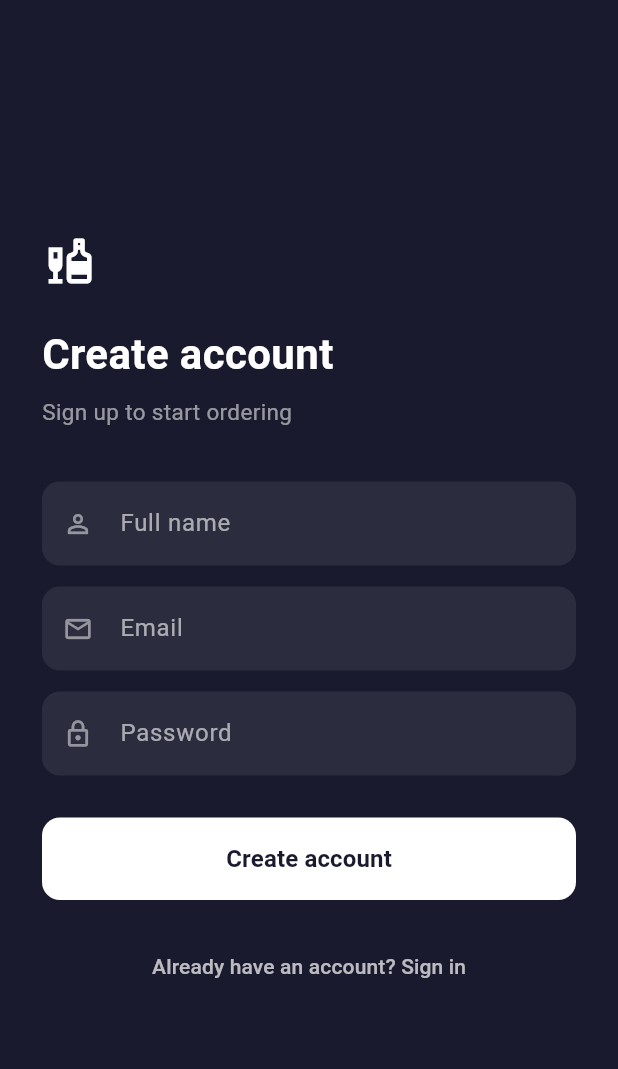
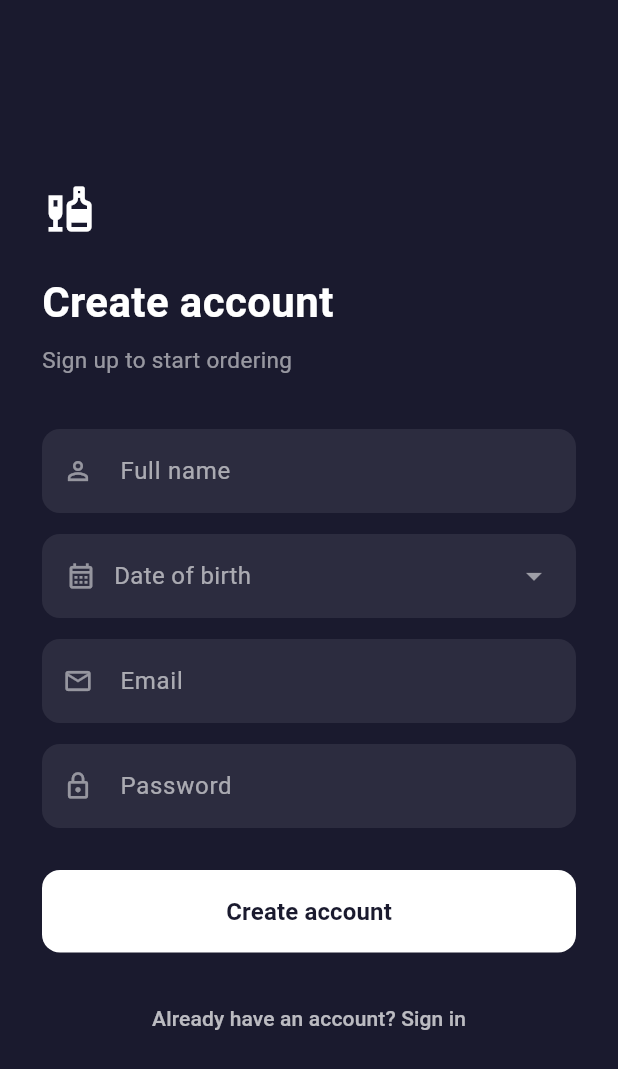
Before and after one commit to kahenyamercy/urban_liquor_parlor, a Flutter app: the LoginScreen screen opened directly, after a tap on "Sign in", after a tap on "Don't have an account? Register", on a phone screen of 412 x 824 dp. Shown: the top 1069 px of the screen. Run offline on Flutter 3.47's test engine with Material 3 defaults, Android fonts, the phone set to English and light mode, and no system bars; our stand-ins replace supabase_flutter, webview_flutter; accounts and stored records are empty; statements that could not run were skipped.

Commit message:
Update login screen

```diff
--- a/lib/screens/login_screen.dart
+++ b/lib/screens/login_screen.dart
@@ -1,5 +1,6 @@
 import 'package:flutter/material.dart';
 import 'package:supabase_flutter/supabase_flutter.dart';
+import 'package:urban_liquor_parlor/services/supabase_auth.dart';
 
 import '../config/supabase_config.dart';
 import 'home_screen.dart';
@@ -14,12 +15,15 @@ class LoginScreen extends StatefulWidget {
 }
 
 class _LoginScreenState extends State<LoginScreen> {
+  final _authService = AuthService();
   final _emailController = TextEditingController();
   final _passwordController = TextEditingController();
   final _nameController = TextEditingController();
   bool _isLogin = true;
   bool _loading = false;
   String? _error;
+
+  DateTime? _selectedDob;
 
   @override
   void dispose() {
@@ -29,7 +33,62 @@ class _LoginScreenState extends State<LoginScreen> {
     super.dispose();
   }
 
+  Future<void> _pickDob() async {
+    final picked = await showDatePicker(
+      context: context,
+      initialDate: DateTime(DateTime.now().year - 18),
+      firstDate: DateTime(1920),
+      lastDate: DateTime.now(),
+      builder: (context, child) {
+        return Theme(
+          data: Theme.of(context).copyWith(
+            colorScheme: const ColorScheme.dark(
+              primary: Colors.white,
+              onPrimary: Color(0xFF1A1A2E),
+              surface: Color(0xFF22223B),
+              onSurface: Colors.white,
+            ),
+          ),
+          child: child!,
+        );
+      },
+      );
+    if (picked != null) setState(() => _selectedDob = picked);
+  }
+  bool _isOldEnough(DateTime dob) {
+    final today = DateTime.now();
+    int age = today.year - dob.year;
+    if (today.month < dob.month || (today.month == dob.month && today.day < dob.day)) {
+      age--;
+    }
+    return age >= 18;
+  }
+
   Future<void> _submit() async {
+    final email = _emailController.text.trim();
+    final password = _passwordController.text.trim();
+    final name = _nameController.text.trim();
+
+    if (email.isEmpty || password.isEmpty) {
+      setState(() => _error = 'Please fill out email and password.');
+      return;
+      }
+
+    if (!_isLogin) {
+      if (name.isEmpty) {
+        setState(() => _error = 'Please enter your full name.');
+        return;
+      }
+      if (_selectedDob == null) {
+        setState(() => _error = 'Please select your date of birth.');
+        return;
+      }
+      if (!_isOldEnough(_selectedDob!)) {
+        setState(() => _error = 'Access Denied. You must be 18 or older to register.');
+        return;
+      }
+    }
+
     setState(() {
       _loading = true;
       _error = null;
@@ -37,30 +96,43 @@ class _LoginScreenState extends State<LoginScreen> {
 
     try {
       if (_isLogin) {
-        await supabase.auth.signInWithPassword(
-          email: _emailController.text.trim(),
-          password: _passwordController.text.trim(),
+        await _authService.signIn(
+          email: email,
+          password: password,
         );
       } else {
-        final response = await supabase.auth.signUp(
-          email: _emailController.text.trim(),
-          password: _passwordController.text.trim(),
-        );
-        if (response.user != null) {
-          // upsert — safe even if the row already exists
-          await supabase.from('profiles').upsert({
-            'id': response.user!.id,
-            'full_name': _nameController.text.trim(),
-            'role': 'customer',
-          });
-          print('✅ Profile saved for: ${response.user!.id}');
-        }
+        // AFTER
+await _authService.signUp(
+  email: email,
+  password: password,
+  fullName: name,
+  dateOfBirth: _selectedDob!,
+);
+
+final signedInUser = supabase.auth.currentUser;
+
+if (signedInUser == null) {
+  // No active session yet — email verification required
+  if (!mounted) return;
+  _showVerificationDialog(email);
+  return;
+}
+
+await supabase.from('profiles').upsert({
+  'id': signedInUser.id,
+  'full_name': name,
+  'role': 'customer',
+});
       }
-
-      final userId = supabase.auth.currentUser!.id;
+      final currentUser = supabase.auth.currentUser;
+      if (currentUser == null) {
+        if (!mounted) return;
+        _showVerificationDialog(email);
+        setState(() => _error = 'Could not find authenticated user session.');
+        return;
+      }
+      final userId = currentUser.id;
       print('🔍 Looking up profile for: $userId');
-
-      // maybeSingle() returns null instead of throwing if no row found
       final profile = await supabase
           .from('profiles')
           .select('role')
@@ -97,6 +169,32 @@ class _LoginScreenState extends State<LoginScreen> {
     } finally {
       if (mounted) setState(() => _loading = false);
     }
+  }
+  void _showVerificationDialog(String email) {
+    showDialog(
+      context: context,
+      barrierDismissible: false,
+      builder: (context) => AlertDialog(
+        backgroundColor: const Color(0xFF1A1A2E),
+        title: const Text('Verify Email', style: TextStyle(color: Colors.white, fontWeight: FontWeight.bold)),
+        content: Text(
+          'An activation link has been sent to:\n$email\n\nPlease check your inbox to confirm your account details.',
+          style: const TextStyle(color: Colors.white70, height: 1.4),
+        ),
+        actions: [
+          TextButton(
+            onPressed: () {
+              Navigator.pop(context);
+              setState(() {
+                _isLogin = true;
+                _error = null;
+              });
+            },
+            child: const Text('OK, SIGN IN', style: TextStyle(color: Colors.white, fontWeight: FontWeight.bold)),
+          ),
+        ],
+      ),
+    );
   }
 
   Widget _buildField(
@@ -173,6 +271,45 @@ class _LoginScreenState extends State<LoginScreen> {
                     _nameController,
                     'Full name',
                     Icons.person_outline,
+                  ),
+                  const SizedBox(height: 14),
+                  GestureDetector(
+                    onTap: _pickDob,
+                    child: Container(
+                      width: double.infinity,
+                      padding: const EdgeInsets.symmetric(horizontal: 16, vertical: 16),
+                      decoration: BoxDecoration(
+                        color: Colors.white.withValues(alpha: 0.08),
+                        borderRadius: BorderRadius.circular(12),
+                      ),
+                      child: Row(
+                        mainAxisAlignment: MainAxisAlignment.spaceBetween,
+                        children: [
+                          Row(
+                            children: [
+                              Icon(
+                                Icons.calendar_month_outlined,
+                                color: Colors.white.withValues(alpha: 0.5),
+                                size: 20,
+                              ),
+                              const SizedBox(width: 12),
+                              Text(
+                                _selectedDob == null
+                                    ? 'Date of birth'
+                                    : '${_selectedDob!.day}/${_selectedDob!.month}/${_selectedDob!.year}',
+                                style: TextStyle(
+                                  color: _selectedDob == null
+                                      ? Colors.white.withValues(alpha: 0.6)
+                                      : Colors.white,
+                                      fontSize: 16,
+                                ),
+                              ),
+                            ],
+                          ),
+                          const Icon(Icons.arrow_drop_down, color: Colors.white54),
+                          ],
+                      ),
+                    ),
                   ),
                   const SizedBox(height: 14),
                 ],
```
